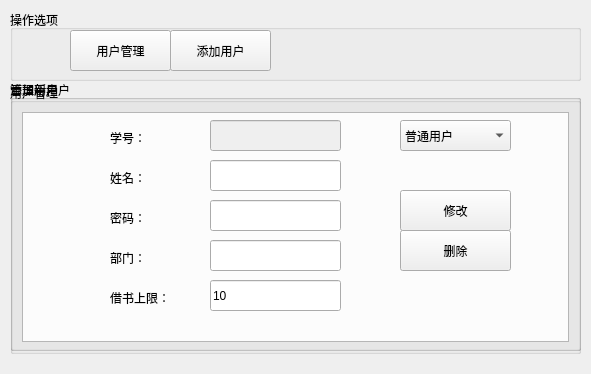
Before: the Qt Designer form src/usermanagement_dialog.ui in liangzhenduo/Library, drawn with Qt 5.
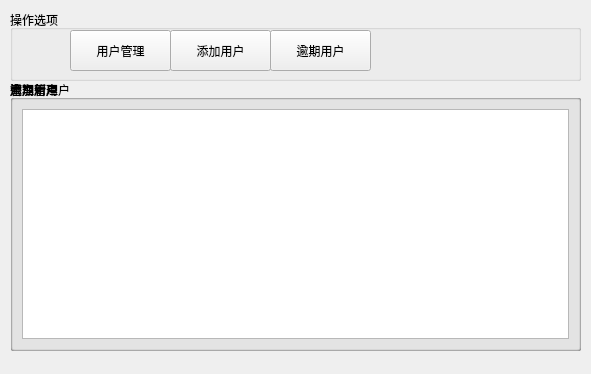
After: the same form once the commit is applied.

Diff of the .ui file:
```diff
--- a/src/usermanagement_dialog.ui
+++ b/src/usermanagement_dialog.ui
@@ -202,7 +202,7 @@
    <property name="geometry">
     <rect>
      <x>10</x>
-     <y>83</y>
+     <y>80</y>
      <width>571</width>
      <height>271</height>
     </rect>
@@ -476,6 +476,68 @@
      <string>用户管理</string>
     </property>
    </widget>
+   <widget class="QPushButton" name="guide_overuser_Button">
+    <property name="geometry">
+     <rect>
+      <x>260</x>
+      <y>20</y>
+      <width>101</width>
+      <height>41</height>
+     </rect>
+    </property>
+    <property name="text">
+     <string>逾期用户</string>
+    </property>
+   </widget>
+   <zorder>guide_newuser_Button</zorder>
+   <zorder>guide_user_Button</zorder>
+   <zorder>guide_overuser_Button</zorder>
+   <zorder>group_manageuser</zorder>
+  </widget>
+  <widget class="QGroupBox" name="group_overuser">
+   <property name="enabled">
+    <bool>true</bool>
+   </property>
+   <property name="geometry">
+    <rect>
+     <x>10</x>
+     <y>80</y>
+     <width>571</width>
+     <height>271</height>
+    </rect>
+   </property>
+   <property name="title">
+    <string>逾期用户</string>
+   </property>
+   <layout class="QGridLayout" name="gridLayout_2">
+    <item row="0" column="0">
+     <widget class="QTreeView" name="overuserview">
+      <property name="enabled">
+       <bool>true</bool>
+      </property>
+      <property name="font">
+       <font>
+        <pointsize>13</pointsize>
+       </font>
+      </property>
+      <property name="contextMenuPolicy">
+       <enum>Qt::NoContextMenu</enum>
+      </property>
+      <property name="editTriggers">
+       <set>QAbstractItemView::NoEditTriggers</set>
+      </property>
+      <property name="alternatingRowColors">
+       <bool>true</bool>
+      </property>
+      <property name="rootIsDecorated">
+       <bool>false</bool>
+      </property>
+      <property name="headerHidden">
+       <bool>true</bool>
+      </property>
+     </widget>
+    </item>
+   </layout>
   </widget>
  </widget>
  <resources/>
```
Left out of the diff: 17 changed lines with no effect on the pictures.
